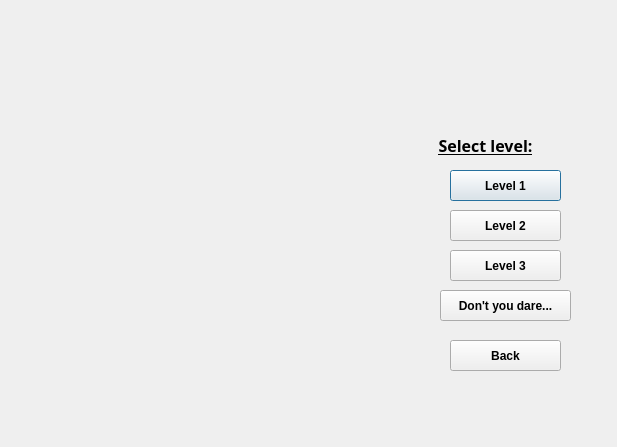
Qt form src/graphic_interface/src/dotandbox_1_1/level_window.ui (juankipedia/DotAndBoxes) before a commit.
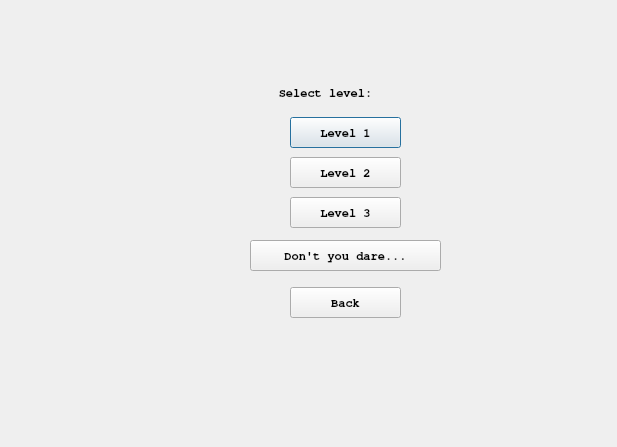
The same form after that commit. Icons and pictures are not drawn.

What changed in the file:
```diff
--- a/src/graphic_interface/src/dotandbox_1_1/level_window.ui
+++ b/src/graphic_interface/src/dotandbox_1_1/level_window.ui
@@ -19,14 +19,15 @@
   <widget class="QPushButton" name="b_lv1">
    <property name="geometry">
     <rect>
-     <x>450</x>
-     <y>170</y>
+     <x>290</x>
+     <y>117</y>
      <width>111</width>
      <height>31</height>
     </rect>
    </property>
    <property name="font">
     <font>
+     <family>TeX Gyre Cursor</family>
      <weight>75</weight>
      <bold>true</bold>
     </font>
@@ -41,14 +42,15 @@
   <widget class="QPushButton" name="b_lv3">
    <property name="geometry">
     <rect>
-     <x>450</x>
-     <y>250</y>
+     <x>290</x>
+     <y>197</y>
      <width>111</width>
      <height>31</height>
     </rect>
    </property>
    <property name="font">
     <font>
+     <family>TeX Gyre Cursor</family>
      <weight>75</weight>
      <bold>true</bold>
     </font>
@@ -63,14 +65,15 @@
   <widget class="QPushButton" name="b_lv2">
    <property name="geometry">
     <rect>
-     <x>450</x>
-     <y>210</y>
+     <x>290</x>
+     <y>157</y>
      <width>111</width>
      <height>31</height>
     </rect>
    </property>
    <property name="font">
     <font>
+     <family>TeX Gyre Cursor</family>
      <weight>75</weight>
      <bold>true</bold>
     </font>
@@ -85,14 +88,15 @@
   <widget class="QPushButton" name="b_lv4">
    <property name="geometry">
     <rect>
-     <x>440</x>
-     <y>290</y>
-     <width>131</width>
+     <x>250</x>
+     <y>240</y>
+     <width>191</width>
      <height>31</height>
     </rect>
    </property>
    <property name="font">
     <font>
+     <family>TeX Gyre Cursor</family>
      <weight>75</weight>
      <bold>true</bold>
     </font>
@@ -107,20 +111,17 @@
   <widget class="QLabel" name="label">
    <property name="geometry">
     <rect>
-     <x>400</x>
-     <y>130</y>
+     <x>240</x>
+     <y>77</y>
      <width>171</width>
      <height>31</height>
     </rect>
    </property>
    <property name="font">
     <font>
-     <family>Purisa</family>
-     <pointsize>12</pointsize>
+     <family>TeX Gyre Cursor</family>
      <weight>75</weight>
      <bold>true</bold>
-     <underline>true</underline>
-     <strikeout>false</strikeout>
     </font>
    </property>
    <property name="styleSheet">
@@ -136,14 +137,15 @@
   <widget class="QPushButton" name="b_back">
    <property name="geometry">
     <rect>
-     <x>450</x>
-     <y>340</y>
+     <x>290</x>
+     <y>287</y>
      <width>111</width>
      <height>31</height>
     </rect>
    </property>
    <property name="font">
     <font>
+     <family>TeX Gyre Cursor</family>
      <weight>75</weight>
      <bold>true</bold>
     </font>
@@ -158,8 +160,8 @@
   <widget class="QLabel" name="l_arrow1">
    <property name="geometry">
     <rect>
-     <x>320</x>
-     <y>170</y>
+     <x>160</x>
+     <y>117</y>
      <width>81</width>
      <height>41</height>
     </rect>
@@ -177,8 +179,8 @@
   <widget class="QLabel" name="l_arrow2">
    <property name="geometry">
     <rect>
-     <x>320</x>
-     <y>211</y>
+     <x>160</x>
+     <y>158</y>
      <width>81</width>
      <height>41</height>
     </rect>
@@ -196,8 +198,8 @@
   <widget class="QLabel" name="l_arrow3">
    <property name="geometry">
     <rect>
-     <x>320</x>
-     <y>251</y>
+     <x>160</x>
+     <y>198</y>
      <width>81</width>
      <height>41</height>
     </rect>
@@ -215,8 +217,8 @@
   <widget class="QLabel" name="l_arrow4">
    <property name="geometry">
     <rect>
-     <x>320</x>
-     <y>293</y>
+     <x>160</x>
+     <y>240</y>
      <width>81</width>
      <height>41</height>
     </rect>
```
Left out of the diff: 14 changed lines with no effect on the pictures.
